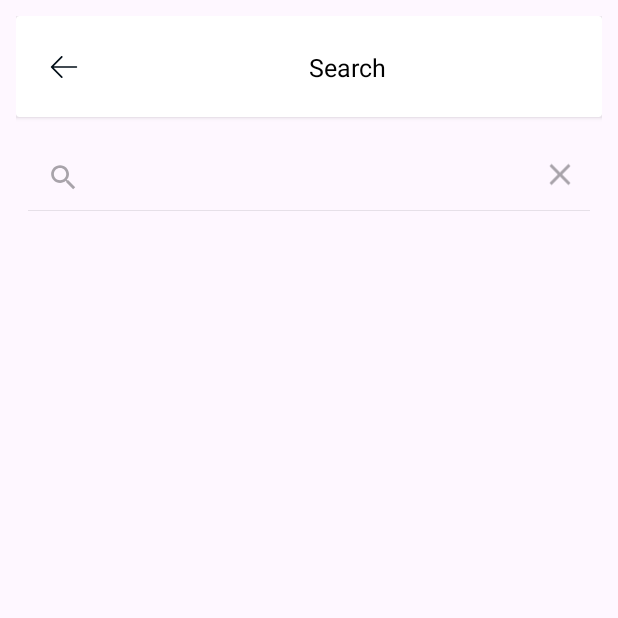
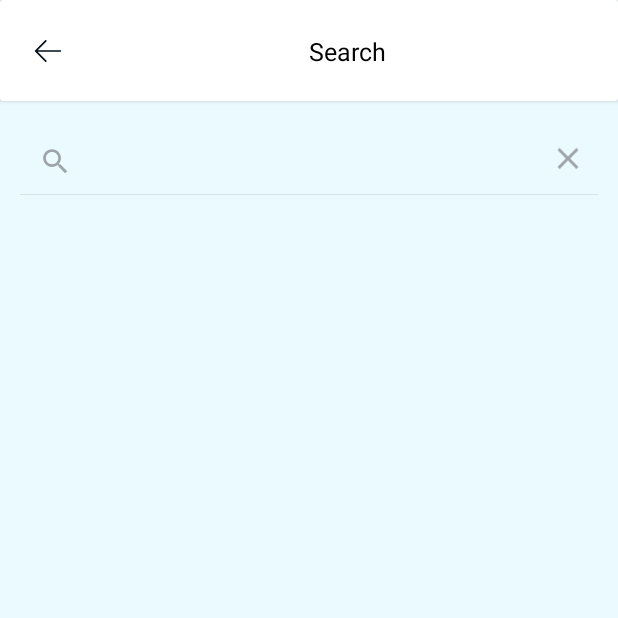
Before and after one commit to MohamedSamirMo/todoapptest, an Android app: the SearchFragment screen opened through its navigation route, after a tap on "Search", on a phone screen of 412 x 824 dp, the top half of it. Run offline under Robolectric (Android 15) with nearby library versions, the light colour scheme and no system bars; our stand-ins replace Dagger/Hilt's generated code, Room's generated code, Shimmer, sdp/ssp sizes.

Commit message:
fixed all mistakes

```diff
--- a/app/src/main/java/com/task/apptest/data/repository/TodoRepository.kt
+++ b/app/src/main/java/com/task/apptest/data/repository/TodoRepository.kt
@@ -28,7 +28,7 @@ class TodoRepository @Inject constructor(
                     response.body()?.let { todos ->
                         val entities = todos.map { it.toEntity() }
                         todoDao.insertTodos(entities)
-                        return@withContext getTodos(page, pageSize)
+                        return@withContext getTodos(page, pageSize)  // جلب التو-دوس من القاعدة بعد التخزين
                     }
                 }
             } catch (e: Exception) {
--- a/app/src/main/java/com/task/apptest/presentation/all_todo/TodoFragment.kt
+++ b/app/src/main/java/com/task/apptest/presentation/all_todo/TodoFragment.kt
@@ -16,7 +16,7 @@ import androidx.recyclerview.widget.RecyclerView
 import com.task.apptest.R
 import com.task.apptest.common.utils.enableEdgeToEdge
 import com.task.apptest.databinding.FragmentTodoBinding
-import com.task.apptest.presentation.description.TodoDetailsFragment.Companion.TODO_ID
+import com.task.apptest.presentation.details.TodoDetailsFragment.Companion.TODO_ID
 import dagger.hilt.android.AndroidEntryPoint
 import kotlinx.coroutines.launch
 @AndroidEntryPoint
--- a/app/src/main/java/com/task/apptest/presentation/all_todo/TodoViewModel.kt
+++ b/app/src/main/java/com/task/apptest/presentation/all_todo/TodoViewModel.kt
@@ -24,13 +24,11 @@ class TodoViewModel @Inject constructor(private val repository: TodoRepository)
 
     fun fetchTodos(hasInternet: Boolean) {
         viewModelScope.launch {
-            val cachedTodos = repository.getTodos(page, pageSize)
-            _todos.value += cachedTodos
-
             if (hasInternet) {
-                val newTodos = repository.fetchAndStoreTodos(page, pageSize)
-                _todos.value += newTodos
+                repository.fetchAndStoreTodos(page, pageSize)
             }
+            val newTodos = repository.getTodos(page, pageSize)
+            _todos.value += newTodos
             page++
         }
     }
--- a/app/src/main/java/com/task/apptest/presentation/description/TodoDetailsFragment.kt
+++ b/app/src/main/java/com/task/apptest/presentation/details/TodoDetailsFragment.kt
@@ -1,4 +1,4 @@
-package com.task.apptest.presentation.description
+package com.task.apptest.presentation.details
 
 import android.os.Bundle
 import android.view.View
--- a/app/src/main/res/layout/fragment_search.xml
+++ b/app/src/main/res/layout/fragment_search.xml
@@ -1,30 +1,34 @@
 <?xml version="1.0" encoding="utf-8"?>
 <LinearLayout xmlns:android="http://schemas.android.com/apk/res/android"
+    xmlns:app="http://schemas.android.com/apk/res-auto"
+    xmlns:tools="http://schemas.android.com/tools"
     android:layout_width="match_parent"
     android:layout_height="match_parent"
-    xmlns:app="http://schemas.android.com/apk/res-auto"
-    xmlns:tools="http://schemas.android.com/tools"
-    android:orientation="vertical"
-    android:padding="@dimen/_8sdp">
+    android:background="@color/background_todo"
+    android:orientation="vertical">
+
     <include
         android:id="@+id/appBar"
         layout="@layout/appbar_feature_middle"
+        app:layout_constraintBottom_toBottomOf="parent"
+        app:layout_constraintEnd_toEndOf="parent"
         app:layout_constraintStart_toStartOf="parent"
-        app:layout_constraintEnd_toEndOf="parent"
-        app:layout_constraintBottom_toBottomOf="parent"
-        app:layout_constraintTop_toTopOf="parent"/>
+        app:layout_constraintTop_toTopOf="parent" />
+
     <androidx.appcompat.widget.SearchView
         android:id="@+id/searchView"
         android:layout_width="match_parent"
         android:layout_height="wrap_content"
+        android:layout_marginHorizontal="@dimen/_4sdp"
         android:layout_marginTop="@dimen/_8sdp"
         android:queryHint="ابحث عن المهام..." />
 
     <androidx.recyclerview.widget.RecyclerView
         android:id="@+id/rvSearchResults"
         android:layout_width="match_parent"
+        android:layout_height="match_parent"
+        android:layout_marginHorizontal="@dimen/_4sdp"
         android:layout_marginTop="@dimen/_8sdp"
-        android:layout_height="match_parent"
         tools:listitem="@layout/item_todo" />
 
 </LinearLayout>
--- a/app/src/main/res/layout/fragment_todo.xml
+++ b/app/src/main/res/layout/fragment_todo.xml
@@ -4,7 +4,7 @@
     xmlns:tools="http://schemas.android.com/tools"
     android:layout_width="match_parent"
     android:layout_height="match_parent"
-    android:background="@color/background_appbar"
+    android:background="@color/background_todo"
     tools:context=".presentation.all_todo.TodoFragment">
 
     <include
--- a/app/src/main/res/layout/fragment_todo_details.xml
+++ b/app/src/main/res/layout/fragment_todo_details.xml
@@ -5,7 +5,7 @@
     android:layout_width="match_parent"
     android:layout_height="match_parent"
     android:layout_margin="@dimen/_4sdp"
-    android:background="@color/background_appbar"
+    android:background="@color/background_todo"
     android:textDirection="ltr">
 
     <com.facebook.shimmer.ShimmerFrameLayout
--- a/app/src/main/res/navigation/nav_graph.xml
+++ b/app/src/main/res/navigation/nav_graph.xml
@@ -19,7 +19,7 @@
     </fragment>
     <fragment
         android:id="@+id/todoDetailsFragment"
-        android:name="com.task.apptest.presentation.description.TodoDetailsFragment"
+        android:name="com.task.apptest.presentation.details.TodoDetailsFragment"
         android:label="TodoDetailsFragment"
         tools:layout="@layout/fragment_todo_details" />
     <fragment
--- a/app/src/main/res/values-night/colors.xml
+++ b/app/src/main/res/values-night/colors.xml
@@ -3,4 +3,5 @@
     <color name="blue_light">#94E2DB</color>
     <color name="background_appbar">#FAFEFF</color>
     <color name="gray">#757474</color>
+    <color name="background_todo">#E6F6FA</color>
 </resources>
--- a/app/src/main/res/values/colors.xml
+++ b/app/src/main/res/values/colors.xml
@@ -5,4 +5,5 @@
     <color name="blue_light">#94E2DB</color>
     <color name="background_appbar">#FAFEFF</color>
     <color name="gray">#757474</color>
+    <color name="background_todo">#EBFAFF</color>
 </resources>
```
